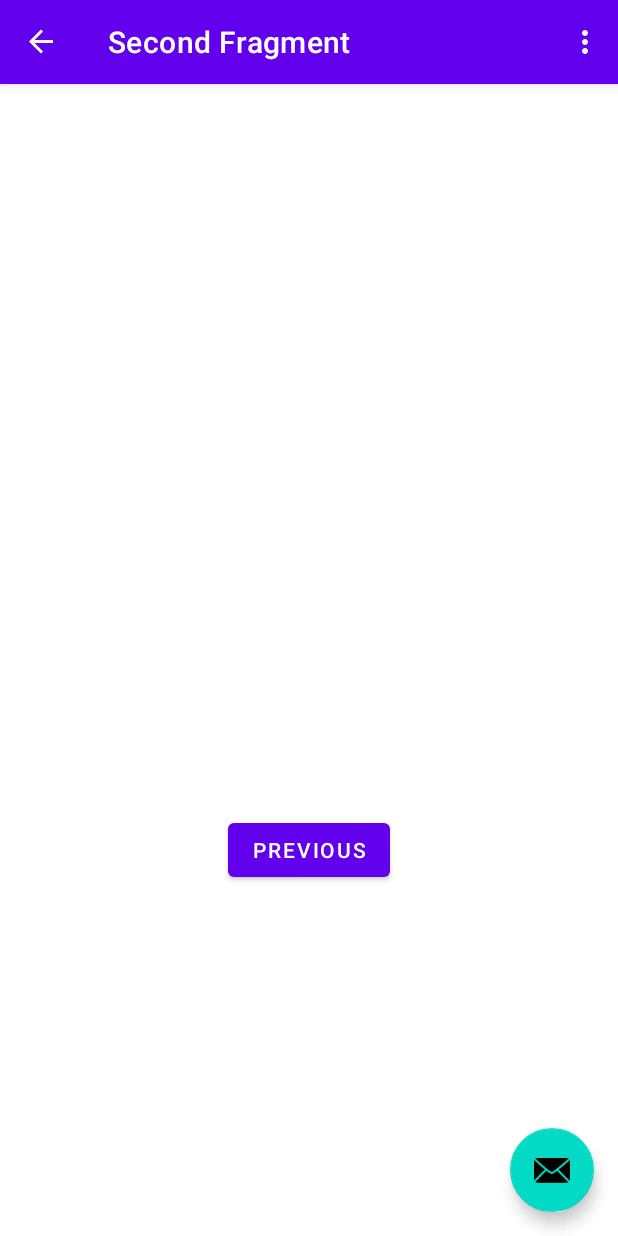
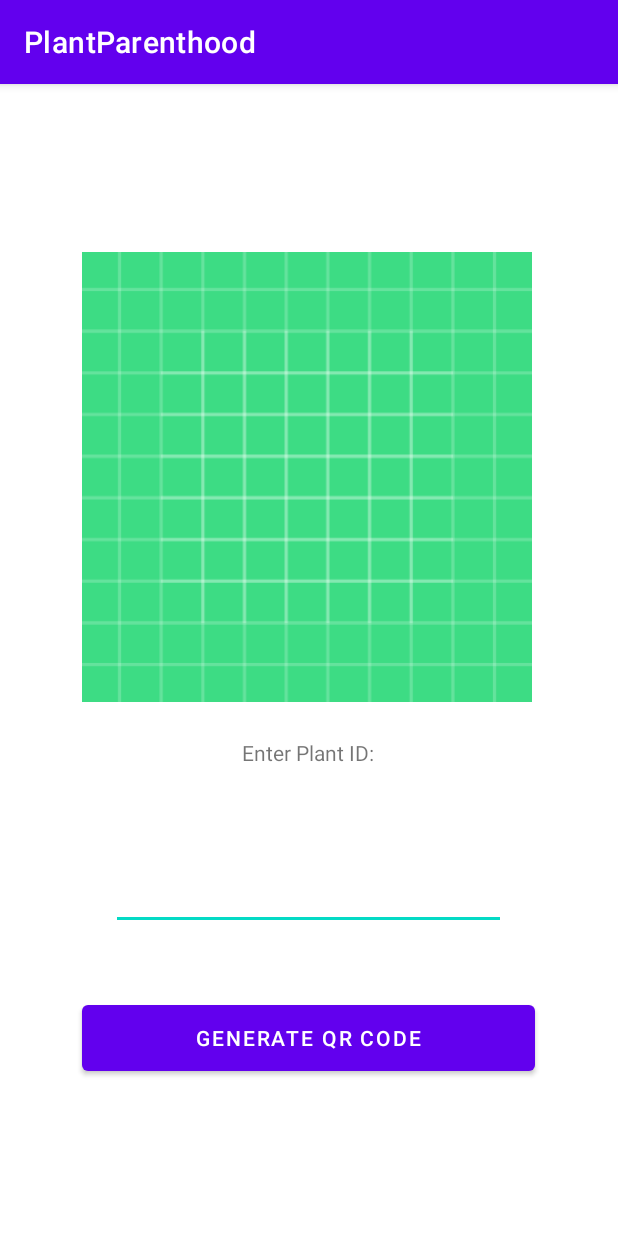
Before and after one commit to JustJif/PlantParenthood, an Android app: the screen it shows after launch (MainActivity before the commit, QRCodeGenerator after it), after a tap on "NEXT", on a phone screen of 412 x 824 dp. Run offline under Robolectric (Android 15) with nearby library versions, the phone set to English and light mode, and no system bars; our stand-ins replace navigation-ui.

Commit message:
Add QRCodeGenerator functionality

```diff
--- a/app/src/main/java/com/example/plantparenthood/FirstFragment.java
+++ b/app/src/main/java/com/example/plantparenthood/FirstFragment.java
@@ -1,5 +1,6 @@
 package com.example.plantparenthood;
 
+import android.content.Intent;
 import android.os.Bundle;
 import android.view.LayoutInflater;
 import android.view.View;
@@ -32,8 +33,8 @@ public class FirstFragment extends Fragment {
         binding.buttonFirst.setOnClickListener(new View.OnClickListener() {
             @Override
             public void onClick(View view) {
-                NavHostFragment.findNavController(FirstFragment.this)
-                        .navigate(R.id.action_FirstFragment_to_SecondFragment);
+                Intent intent = new Intent(getActivity(), QRCodeGenerator.class);
+                startActivity(intent);
             }
         });
     }
--- a/app/src/main/java/com/example/plantparenthood/SecondFragment.java
+++ b/app/src/main/java/com/example/plantparenthood/SecondFragment.java
@@ -29,13 +29,13 @@ public class SecondFragment extends Fragment {
     public void onViewCreated(@NonNull View view, Bundle savedInstanceState) {
         super.onViewCreated(view, savedInstanceState);
 
-        binding.buttonSecond.setOnClickListener(new View.OnClickListener() {
-            @Override
-            public void onClick(View view) {
-                NavHostFragment.findNavController(SecondFragment.this)
-                        .navigate(R.id.action_SecondFragment_to_FirstFragment);
-            }
-        });
+//        binding.buttonSecond.setOnClickListener(new View.OnClickListener() {
+//            @Override
+//            public void onClick(View view) {
+//                NavHostFragment.findNavController(SecondFragment.this)
+//                        .navigate(R.id.action_SecondFragment_to_FirstFragment);
+//            }
+//        });
     }
 
     @Override
--- a/app/src/main/res/layout/activity_qrcode_generator.xml
+++ b/app/src/main/res/layout/activity_qrcode_generator.xml
@@ -10,12 +10,19 @@
         android:id="@+id/qrcode_generate_button"
         android:layout_width="302dp"
         android:layout_height="56dp"
+        android:layout_marginStart="54dp"
+        android:layout_marginTop="589dp"
+        android:layout_marginEnd="55dp"
+        android:layout_marginBottom="86dp"
         android:text="Generate QR Code"
-        tools:layout_editor_absoluteX="54dp"
-        tools:layout_editor_absoluteY="589dp" />
+        app:layout_constraintBottom_toBottomOf="parent"
+        app:layout_constraintEnd_toEndOf="parent"
+        app:layout_constraintStart_toStartOf="parent"
+        app:layout_constraintTop_toTopOf="parent" />
 
     <ImageView
         android:id="@+id/qrcode_image"
+        android:contentDescription="QRCode image"
         android:layout_width="300dp"
         android:layout_height="300dp"
         android:layout_marginStart="54dp"
@@ -32,7 +39,7 @@
         android:id="@+id/debug_plantIDEntry"
         android:layout_width="263dp"
         android:layout_height="82dp"
-        android:layout_marginStart="90dp"
+        android:layout_marginStart="74dp"
         android:layout_marginTop="482dp"
         android:layout_marginEnd="111dp"
         android:layout_marginBottom="204dp"
@@ -40,7 +47,7 @@
         android:inputType="number"
         app:layout_constraintBottom_toBottomOf="parent"
         app:layout_constraintEnd_toEndOf="parent"
-        app:layout_constraintHorizontal_bias="0.301"
+        app:layout_constraintHorizontal_bias="0.0"
         app:layout_constraintStart_toStartOf="parent"
         app:layout_constraintTop_toTopOf="parent"
         app:layout_constraintVertical_bias="0.0" />
@@ -49,10 +56,10 @@
         android:id="@+id/debug_plantIDprompt"
         android:layout_width="wrap_content"
         android:layout_height="wrap_content"
-        android:layout_marginStart="151dp"
-        android:layout_marginTop="463dp"
-        android:layout_marginEnd="172dp"
-        android:layout_marginBottom="249dp"
+        android:layout_marginStart="161dp"
+        android:layout_marginTop="436dp"
+        android:layout_marginEnd="162dp"
+        android:layout_marginBottom="276dp"
         android:text="Enter Plant ID:"
         app:layout_constraintBottom_toBottomOf="parent"
         app:layout_constraintEnd_toEndOf="parent"
--- a/app/src/main/res/layout/fragment_first.xml
+++ b/app/src/main/res/layout/fragment_first.xml
@@ -23,6 +23,7 @@
         android:text="@string/next"
         app:layout_constraintBottom_toBottomOf="parent"
         app:layout_constraintEnd_toEndOf="parent"
+        app:layout_constraintHorizontal_bias="0.5"
         app:layout_constraintStart_toStartOf="parent"
         app:layout_constraintTop_toBottomOf="@id/textview_first" />
 </androidx.constraintlayout.widget.ConstraintLayout>
--- a/app/src/main/res/navigation/nav_graph.xml
+++ b/app/src/main/res/navigation/nav_graph.xml
@@ -12,17 +12,18 @@
         tools:layout="@layout/fragment_first">
 
         <action
-            android:id="@+id/action_FirstFragment_to_SecondFragment"
-            app:destination="@id/SecondFragment" />
+            android:id="@+id/action_FirstFragment_to_QRCodeGenerator"
+            app:destination="@id/QRCodeGenerator"
+            app:popUpTo="@id/QRCodeGenerator" />
     </fragment>
     <fragment
-        android:id="@+id/SecondFragment"
-        android:name="com.example.plantparenthood.SecondFragment"
-        android:label="@string/second_fragment_label"
-        tools:layout="@layout/fragment_second">
+        android:id="@+id/QRCodeGenerator"
+        android:name="com.example.plantparenthood.QRCodeGenerator"
+        android:label="@string/qrcode_generator_label"
+        tools:layout="@layout/activity_qrcode_generator">
 
         <action
-            android:id="@+id/action_SecondFragment_to_FirstFragment"
+            android:id="@+id/action_QRCodeGenerator_to_FirstFragment"
             app:destination="@id/FirstFragment" />
     </fragment>
 </navigation>
--- a/app/src/main/res/values/strings.xml
+++ b/app/src/main/res/values/strings.xml
@@ -4,6 +4,7 @@
     <!-- Strings used for fragments for navigation -->
     <string name="first_fragment_label">First Fragment</string>
     <string name="second_fragment_label">Second Fragment</string>
+    <string name="qrcode_generator_label">QR Code Generator</string>
     <string name="next">Next</string>
     <string name="previous">Previous</string>
 
```
Also changed, not shown: app/src/main/java/com/example/plantparenthood/QRCodeGenerator.java (+14 -3 lines).
